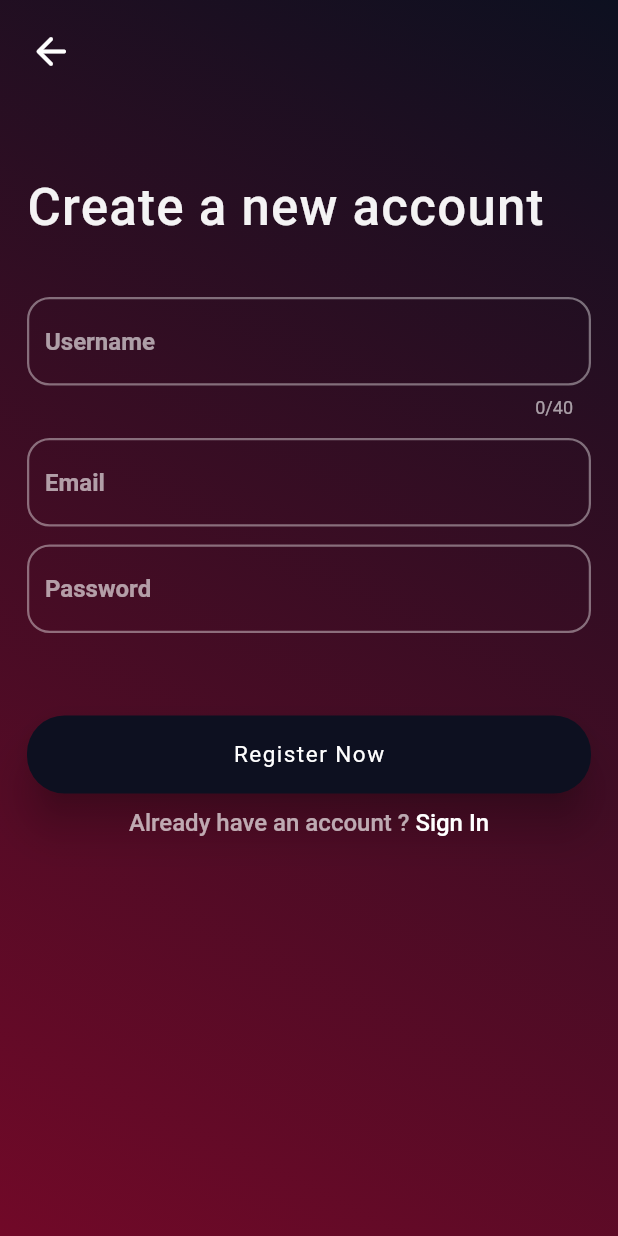
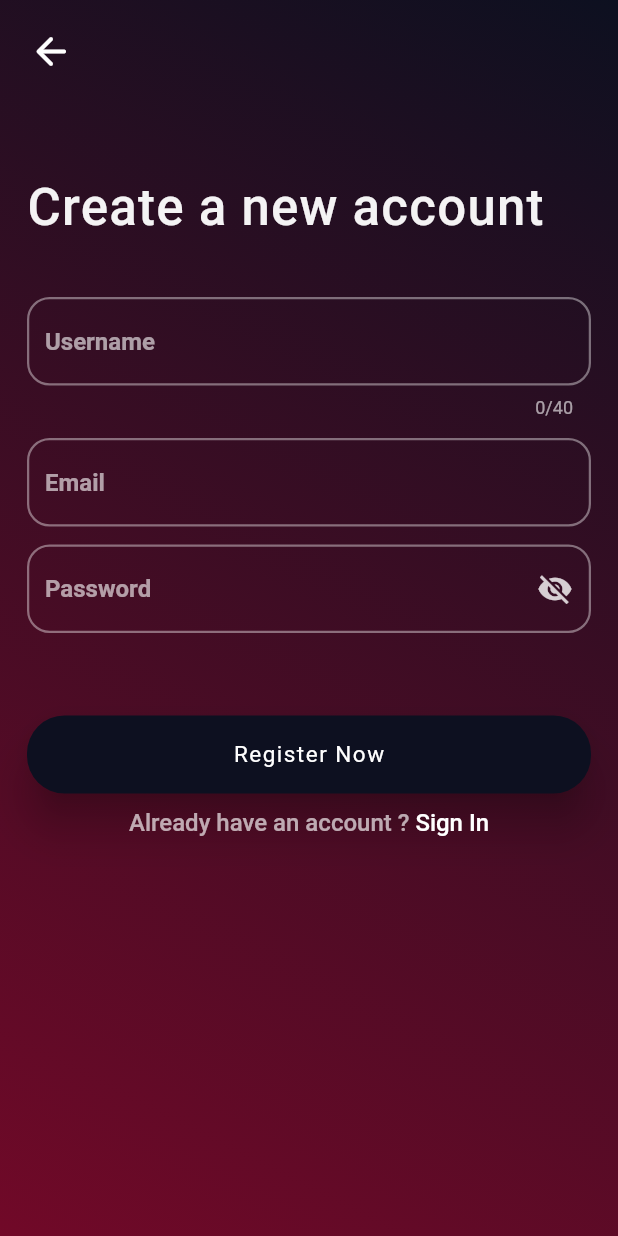
Before and after one commit to Bamidele1234/CRUD-with-Firebase, a Flutter app: the SignUpScreen screen opened by its route, on a phone screen of 412 x 824 dp. Run offline on Flutter 3.47's test engine with Material 2 defaults, Android fonts, the phone set to English and light mode, and no system bars; our stand-ins replace animated_text_kit, auto_route, email_validator, firebase_auth, firebase_core, responsive_framework and 1 more; accounts and stored records are empty.

Commit message:
Finishing up with Authentication for Login and Sign up

```diff
--- a/lib/constants.dart
+++ b/lib/constants.dart
@@ -8,6 +8,7 @@ const kShadowColor = Color(0xffEE2F69);
 const kGradientColor = Color(0xFF710928);
 const kSheetColor = Color(0xFF170F20);
 const kListTileColor = Color(0xFF1D1E33);
+const kErrorColor = Color(0xffFF1F1F);
 
 double kbuttonTextSize = 15;
 
--- a/lib/main.dart
+++ b/lib/main.dart
@@ -1,4 +1,5 @@
 import 'package:exercise6/theme_data/theme.dart';
+import 'package:exercise6/utils.dart';
 import 'package:firebase_core/firebase_core.dart';
 import 'package:flutter/material.dart';
 import 'package:responsive_framework/responsive_wrapper.dart';
@@ -20,6 +21,7 @@ class MyApp extends StatelessWidget {
   @override
   Widget build(BuildContext context) {
     return MaterialApp.router(
+      scaffoldMessengerKey: Utils.messengerKey,
       // Make it responsive to different screen sizes
       builder: (context, child) => ResponsiveWrapper.builder(
         child,
--- a/lib/screens/auth_page/login_screen.dart
+++ b/lib/screens/auth_page/login_screen.dart
@@ -24,6 +24,7 @@ class _LoginScreenState extends State<LoginScreen> {
   // Define the controllers
   final myEmailController = TextEditingController();
   final myPasswordController = TextEditingController();
+  final formKey = GlobalKey<FormState>();
   final auth = FirebaseAuth.instance;
   late bool _passwordVisible;
 
@@ -186,6 +187,8 @@ class _LoginScreenState extends State<LoginScreen> {
   }
 
   Future signIn() async {
+    final isValid = formKey.currentState!.validate();
+    if (!isValid) return;
     showDialog(
       context: context,
       builder: (context) => const Center(
--- a/lib/screens/auth_page/sign_up.dart
+++ b/lib/screens/auth_page/sign_up.dart
@@ -1,6 +1,7 @@
 import 'dart:developer';
 
 import 'package:auto_route/auto_route.dart';
+import 'package:email_validator/email_validator.dart';
 import 'package:exercise6/constants.dart';
 import 'package:exercise6/screens/body_page/task_screen.dart';
 import 'package:exercise6/screens/auth_page/login_screen.dart';
@@ -9,6 +10,7 @@ import 'package:flutter/gestures.dart';
 import 'package:flutter/material.dart';
 
 import '../../reusables/back_button.dart';
+import '../../utils.dart';
 
 class SignUpScreen extends StatefulWidget {
   const SignUpScreen({Key? key}) : super(key: key);
@@ -23,7 +25,23 @@ class _SignUpScreenState extends State<SignUpScreen> {
   final myFullNameController = TextEditingController();
   final myEmailController = TextEditingController();
   final myPasswordController = TextEditingController();
+  final formKey = GlobalKey<FormState>();
   final auth = FirebaseAuth.instance;
+  late bool _passwordVisible;
+
+  @override
+  void initState() {
+    super.initState();
+    _passwordVisible = true;
+  }
+
+  @override
+  void dispose() {
+    myEmailController.dispose();
+    myPasswordController.dispose();
+
+    super.dispose();
+  }
 
   @override
   Widget build(BuildContext context) {
@@ -51,6 +69,7 @@ class _SignUpScreenState extends State<SignUpScreen> {
                           style: kMainTextStyle,
                         ),
                         Form(
+                          key: formKey,
                           child: Column(
                             children: [
                               Padding(
@@ -58,6 +77,17 @@ class _SignUpScreenState extends State<SignUpScreen> {
                                 child: TextFormField(
                                   maxLength: 40,
                                   controller: myFullNameController,
+                                  autovalidateMode:
+                                      AutovalidateMode.onUserInteraction,
+                                  validator: (value) {
+                                    if (value == null || value.isEmpty) {
+                                      return 'Please enter a name';
+                                    } else if (value.startsWith(' ')) {
+                                      return 'Cannot start with a space';
+                                    } else {
+                                      return null;
+                                    }
+                                  },
                                   decoration: const InputDecoration(
                                     hintText: 'Username',
                                   ),
@@ -67,6 +97,13 @@ class _SignUpScreenState extends State<SignUpScreen> {
                                 padding: const EdgeInsets.only(top: 13),
                                 child: TextFormField(
                                   controller: myEmailController,
+                                  autovalidateMode:
+                                      AutovalidateMode.onUserInteraction,
+                                  textInputAction: TextInputAction.next,
+                                  validator: (email) => email != null &&
+                                          !EmailValidator.validate(email)
+                                      ? 'Enter a valid email'
+                                      : null,
                                   decoration: const InputDecoration(
                                     hintText: 'Email',
                                   ),
@@ -79,8 +116,32 @@ class _SignUpScreenState extends State<SignUpScreen> {
                                 ),
                                 child: TextFormField(
                                   controller: myPasswordController,
-                                  decoration: const InputDecoration(
+                                  textInputAction: TextInputAction.done,
+                                  obscureText:
+                                      _passwordVisible, //This will obscure text dynamically
+                                  autovalidateMode:
+                                      AutovalidateMode.onUserInteraction,
+                                  validator: (value) =>
+                                      value != null && value.length < 6
+                                          ? 'Enter a minimum of 6 characters'
+                                          : null,
+                                  decoration: InputDecoration(
                                     hintText: 'Password',
+                                    suffixIcon: IconButton(
+                                      icon: Icon(
+                                        // Based on passwordVisible state choose the icon
+                                        _passwordVisible
+                                            ? Icons.visibility_off
+                                            : Icons.visibility,
+                                        color: Colors.white.withOpacity(0.8),
+                                      ),
+                                      onPressed: () {
+                                        // Update the state i.e. toggle the state of passwordVisible variable
+                                        setState(() {
+                                          _passwordVisible = !_passwordVisible;
+                                        });
+                                      },
+                                    ),
                                   ),
                                 ),
                               )
@@ -93,7 +154,7 @@ class _SignUpScreenState extends State<SignUpScreen> {
                         ElevatedButton(
                           style: kSignInStyle,
                           onPressed: () {
-                            context.router.pushNamed(TaskScreen.tag);
+                            signUp();
                           },
                           child: const Text("Register Now"),
                         ),
@@ -140,7 +201,9 @@ class _SignUpScreenState extends State<SignUpScreen> {
     );
   }
 
-  Future signIn() async {
+  Future signUp() async {
+    final isValid = formKey.currentState!.validate();
+    if (!isValid) return;
     showDialog(
       context: context,
       builder: (context) => const Center(
@@ -156,6 +219,8 @@ class _SignUpScreenState extends State<SignUpScreen> {
       context.router.pushNamed(TaskScreen.tag);
     } on FirebaseAuthException catch (e) {
       log(e.toString());
+
+      Utils.showSnackbar(e.message);
     }
     // keeps popping routes until predicate is satisfied
     context.router.popUntil((route) => route.isFirst);
--- a/lib/theme_data/theme.dart
+++ b/lib/theme_data/theme.dart
@@ -18,10 +18,21 @@ class MyTheme {
         fontWeight: FontWeight.w600,
         fontSize: 16,
       ),
-      errorStyle: const TextStyle(
-        color: kShadowColor,
+      errorStyle: TextStyle(
+        color: kErrorColor.withOpacity(0.7),
       ),
-      errorBorder: kmyBorder,
+      errorBorder: kmyBorder.copyWith(
+        borderSide: BorderSide(
+          color: kErrorColor.withOpacity(0.7),
+          width: 1.5,
+        ),
+      ),
+      focusedErrorBorder: kmyBorder.copyWith(
+        borderSide: BorderSide(
+          color: kErrorColor.withOpacity(0.7),
+          width: 2,
+        ),
+      ),
       enabledBorder: kmyBorder.copyWith(
         borderSide: BorderSide(
           color: Colors.white.withOpacity(0.4),
@@ -31,7 +42,7 @@ class MyTheme {
       focusedBorder: kmyBorder.copyWith(
         borderSide: const BorderSide(
           color: Colors.white,
-          width: 2.2,
+          width: 2,
         ),
       ),
     ),
```
Also changed, not shown: lib/utils.dart (added, +22 -0 lines).
